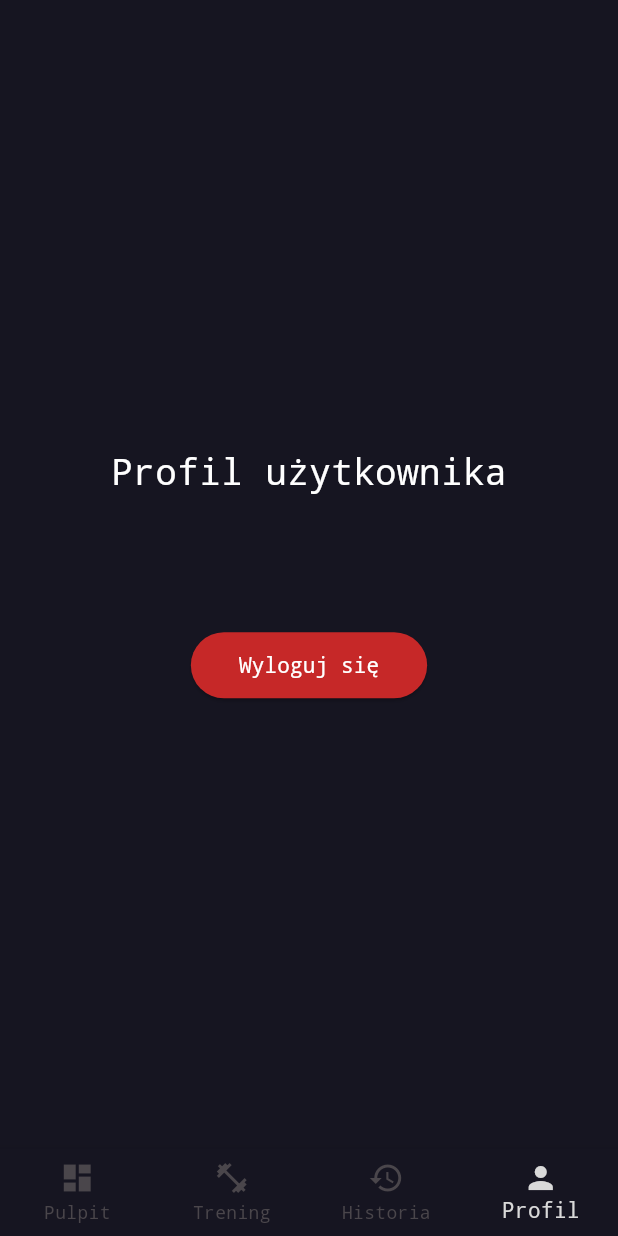
After one commit to osklip/Gymly, a Flutter app: the screen it shows once a user with an empty profile is signed in, item 4 of the bottom bar chosen, after a tap on "Wyloguj się", on a phone screen of 412 x 824 dp. The commit adds this screen. Run offline on Flutter 3.47's test engine with Material 3 defaults, Android fonts, the phone set to English and light mode, and no system bars; our stand-ins replace firebase_auth, firebase_core; accounts and stored records are empty.

Commit message:
Dodanie sesji użytkownika (eliminacja konieczności logowania za każdym razem po zamknięciu aplikacji) i funkcji wylogowywania się

```diff
--- /dev/null
+++ b/frontend/lib/auth_wrapper.dart
@@ -0,0 +1,34 @@
+import 'package:flutter/material.dart';
+import 'package:firebase_auth/firebase_auth.dart';
+import 'screens/login_screen.dart';
+import 'screens/main_screen.dart';
+
+class AuthWrapper extends StatelessWidget {
+  const AuthWrapper({super.key});
+
+  @override
+  Widget build(BuildContext context) {
+    return StreamBuilder<User?>(
+      stream: FirebaseAuth.instance.authStateChanges(),
+      builder: (context, snapshot) {
+        // Scenariusz 1: Oczekiwanie na odpowiedź z serwerów Firebase (np. podczas słabego połączenia)
+        if (snapshot.connectionState == ConnectionState.waiting) {
+          return const Scaffold(
+            backgroundColor: Color(0xFF161521),
+            body: Center(
+              child: CircularProgressIndicator(color: Colors.white),
+            ),
+          );
+        }
+
+        // Scenariusz 2: Użytkownik posiada aktywną sesję autoryzacyjną
+        if (snapshot.hasData) {
+          return const MainScreen();
+        }
+
+        // Scenariusz 3: Brak aktywnej sesji (użytkownik niezalogowany lub sesja wygasła)
+        return const LoginScreen();
+      },
+    );
+  }
+}
--- a/frontend/lib/main.dart
+++ b/frontend/lib/main.dart
@@ -1,7 +1,7 @@
 import 'package:flutter/material.dart';
 import 'package:firebase_core/firebase_core.dart';
 import 'firebase_options.dart'; // Plik wygenerowany wcześniej przez FlutterFire CLI
-import 'screens/login_screen.dart';
+import 'auth_wrapper.dart';
 
 void main() async {
   WidgetsFlutterBinding.ensureInitialized();
@@ -12,17 +12,17 @@ void main() async {
 }
 
 class GymApp extends StatelessWidget {
-  const GymApp({Key? key}) : super(key: key);
+  const GymApp({super.key});
 
   @override
   Widget build(BuildContext context) {
     return MaterialApp(
-      title: 'GymApp',
+      title: 'Gymly',
       theme: ThemeData(
         brightness: Brightness.dark,
         fontFamily: 'monospace',
       ),
-      home: const LoginScreen(),
+      home: const AuthWrapper(),
     );
   }
 }
--- a/frontend/lib/screens/login_screen.dart
+++ b/frontend/lib/screens/login_screen.dart
@@ -1,11 +1,10 @@
 import 'package:flutter/material.dart';
 import 'package:firebase_auth/firebase_auth.dart';
 import 'package:http/http.dart' as http;
-import 'dart:convert';
 import 'registration_screen.dart';
 
 class LoginScreen extends StatefulWidget {
-  const LoginScreen({Key? key}) : super(key: key);
+  const LoginScreen({super.key});
 
   @override
   State<LoginScreen> createState() => _LoginScreenState();
@@ -71,8 +70,8 @@ class _LoginScreenState extends State<LoginScreen> {
 
       // 4. Analiza odpowiedzi z serwera
       if (response.statusCode == 200) {
-        final Map<String, dynamic> responseData = jsonDecode(response.body);
-        _navigateToSuccessScreen(responseData['wiadomosc'] ?? "Witaj!");
+        //final Map<String, dynamic> responseData = jsonDecode(response.body);
+        //_navigateToSuccessScreen(responseData['wiadomosc'] ?? "Witaj!");
       } else if (response.statusCode == 404) {
         _showErrorSnackBar("Konto zweryfikowane, brak rekordu w bazie danych.");
         // Tutaj powinna nastąpić nawigacja do ekranu dokończenia rejestracji
@@ -108,23 +107,6 @@ class _LoginScreenState extends State<LoginScreen> {
       SnackBar(
         content: Text(message, style: const TextStyle(fontFamily: 'monospace')),
         backgroundColor: Colors.red[800],
-      ),
-    );
-  }
-
-  void _navigateToSuccessScreen(String welcomeMessage) {
-    if (!mounted) return;
-    Navigator.of(context).pushReplacement(
-      MaterialPageRoute(
-        builder: (context) => Scaffold(
-          backgroundColor: _backgroundColor,
-          body: Center(
-            child: Text(
-              welcomeMessage,
-              style: TextStyle(color: _textColor, fontSize: 24, fontFamily: 'monospace'),
-            ),
-          ),
-        ),
       ),
     );
   }
--- /dev/null
+++ b/frontend/lib/screens/main_screen.dart
@@ -0,0 +1,119 @@
+import 'package:flutter/material.dart';
+import 'package:firebase_auth/firebase_auth.dart';
+
+class MainScreen extends StatefulWidget {
+  const MainScreen({super.key});
+
+  @override
+  State<MainScreen> createState() => _MainScreenState();
+}
+
+class _MainScreenState extends State<MainScreen> {
+  int _currentIndex = 0;
+
+  // Definicja kolorystyki spójnej z resztą aplikacji
+  final Color _backgroundColor = const Color(0xFF161521);
+  final Color _accentColor = const Color(0xFFD9D9D9);
+  final Color _unselectedColor = const Color(0xFF4A464B);
+
+  // Lista ekranów (modułów), między którymi użytkownik będzie się przełączał.
+  // Na tym etapie są to widoki zastępcze (Placeholders).
+  final List<Widget> _screens = [
+    const Center(child: Text('Pulpit', style: TextStyle(color: Colors.white, fontFamily: 'monospace', fontSize: 24))),
+    const Center(child: Text('Plany Treningowe', style: TextStyle(color: Colors.white, fontFamily: 'monospace', fontSize: 24))),
+    const Center(child: Text('Historia', style: TextStyle(color: Colors.white, fontFamily: 'monospace', fontSize: 24))),
+    const ProfilePlaceholderScreen(), // Ekran profilu z logiką wylogowania
+  ];
+
+  void _onTabTapped(int index) {
+    setState(() {
+      _currentIndex = index;
+    });
+  }
+
+  @override
+  Widget build(BuildContext context) {
+    return Scaffold(
+      backgroundColor: _backgroundColor,
+      // Wykorzystanie IndexedStack zapobiega przeładowywaniu ekranów i utracie ich stanu (np. pozycji przewijania)
+      body: SafeArea(
+        child: IndexedStack(
+          index: _currentIndex,
+          children: _screens,
+        ),
+      ),
+      bottomNavigationBar: BottomNavigationBar(
+        backgroundColor: _backgroundColor,
+        type: BottomNavigationBarType.fixed,
+        selectedItemColor: _accentColor,
+        unselectedItemColor: _unselectedColor,
+        currentIndex: _currentIndex,
+        onTap: _onTabTapped,
+        items: const [
+          BottomNavigationBarItem(
+            icon: Icon(Icons.dashboard),
+            label: 'Pulpit',
+          ),
+          BottomNavigationBarItem(
+            icon: Icon(Icons.fitness_center),
+            label: 'Trening',
+          ),
+          BottomNavigationBarItem(
+            icon: Icon(Icons.history),
+            label: 'Historia',
+          ),
+          BottomNavigationBarItem(
+            icon: Icon(Icons.person),
+            label: 'Profil',
+          ),
+        ],
+      ),
+    );
+  }
+}
+
+// Tymczasowy ekran profilu z zaimplementowaną logiką wylogowania
+class ProfilePlaceholderScreen extends StatelessWidget {
+  const ProfilePlaceholderScreen({super.key});
+
+  Future<void> _handleLogout(BuildContext context) async {
+    try {
+      await FirebaseAuth.instance.signOut();
+    } catch (e) {
+      // Zabezpieczenie przed użyciem context po Async Gap
+      if (!context.mounted) return;
+
+      ScaffoldMessenger.of(context).showSnackBar(
+        SnackBar(
+          content: Text("Błąd podczas wylogowywania: $e", style: const TextStyle(fontFamily: 'monospace')),
+          backgroundColor: Colors.red[800],
+        ),
+      );
+    }
+  }
+
+  @override
+  Widget build(BuildContext context) {
+    final user = FirebaseAuth.instance.currentUser;
+
+    return Center(
+      child: Column(
+        mainAxisAlignment: MainAxisAlignment.center,
+        children: [
+          const Text('Profil użytkownika', style: TextStyle(color: Colors.white, fontFamily: 'monospace', fontSize: 24)),
+          const SizedBox(height: 16),
+          Text(user?.email ?? 'Brak e-maila', style: const TextStyle(color: Colors.grey, fontFamily: 'monospace', fontSize: 16)),
+          const SizedBox(height: 48),
+          ElevatedButton(
+            onPressed: () => _handleLogout(context),
+            style: ElevatedButton.styleFrom(
+              backgroundColor: Colors.red[800],
+              padding: const EdgeInsets.symmetric(horizontal: 32, vertical: 12),
+            ),
+            child: const Text('Wyloguj się', style: TextStyle(color: Colors.white, fontFamily: 'monospace')),
+          )
+        ],
+      ),
+    );
+  }
+}
--- a/frontend/lib/screens/registration_screen.dart
+++ b/frontend/lib/screens/registration_screen.dart
@@ -4,7 +4,7 @@ import 'package:http/http.dart' as http;
 import 'dart:convert';
 
 class RegistrationScreen extends StatefulWidget {
-  const RegistrationScreen({Key? key}) : super(key: key);
+  const RegistrationScreen({super.key});
 
   @override
   State<RegistrationScreen> createState() => _RegistrationScreenState();
@@ -82,7 +82,7 @@ class _RegistrationScreenState extends State<RegistrationScreen> {
 
       // 4. Analiza odpowiedzi serwera i wdrożenie mechanizmu kompensacyjnego
       if (response.statusCode == 201) {
-        _navigateToSuccessScreen("Konto utworzone. Witaj, $username!");
+        //_navigateToSuccessScreen("Konto utworzone. Witaj, $username!");
       } else {
         // Scenariusz krytyczny: PostgreSQL odrzucił rejestrację (np. zajęta nazwa użytkownika).
         // Należy wycofać rejestrację z Firebase, aby uniknąć kont osieroconych.
@@ -123,25 +123,6 @@ class _RegistrationScreenState extends State<RegistrationScreen> {
         content: Text(message, style: const TextStyle(fontFamily: 'monospace')),
         backgroundColor: Colors.red[800],
       ),
-    );
-  }
-
-  void _navigateToSuccessScreen(String welcomeMessage) {
-    if (!mounted) return;
-    Navigator.of(context).pushAndRemoveUntil(
-      MaterialPageRoute(
-        builder: (context) => Scaffold(
-          backgroundColor: _backgroundColor,
-          body: Center(
-            child: Text(
-              welcomeMessage,
-              style: TextStyle(color: _textColor, fontSize: 24, fontFamily: 'monospace'),
-              textAlign: TextAlign.center,
-            ),
-          ),
-        ),
-      ),
-      (Route<dynamic> route) => false, // Usuwa całą historię nawigacji
     );
   }
 
```
